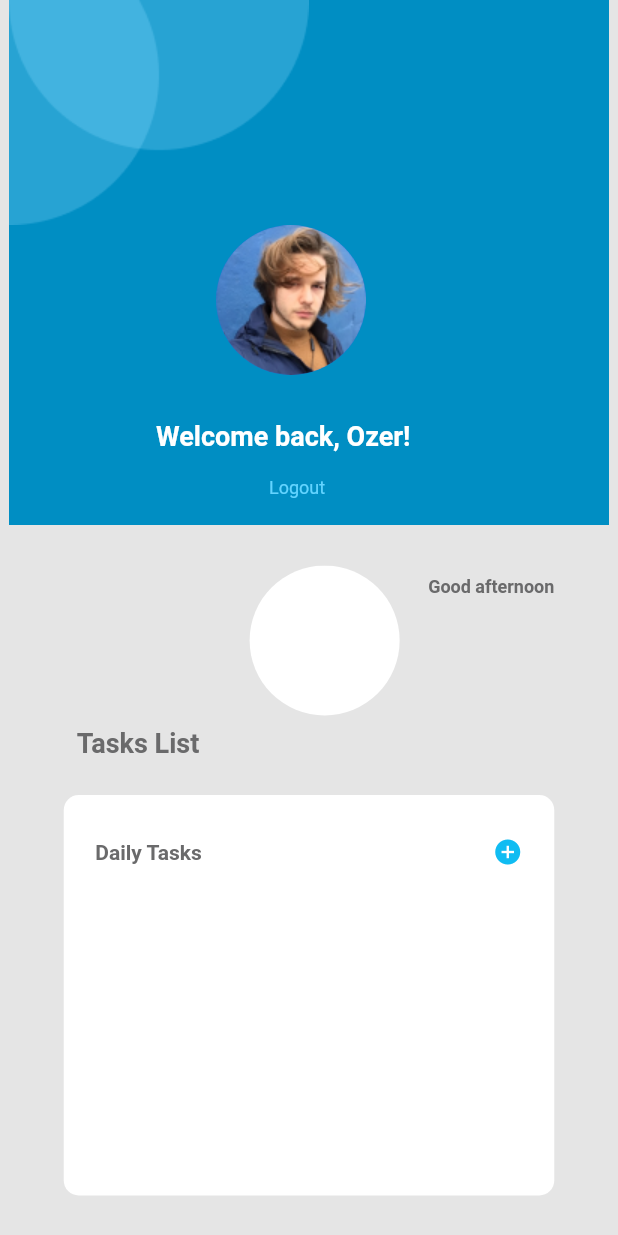
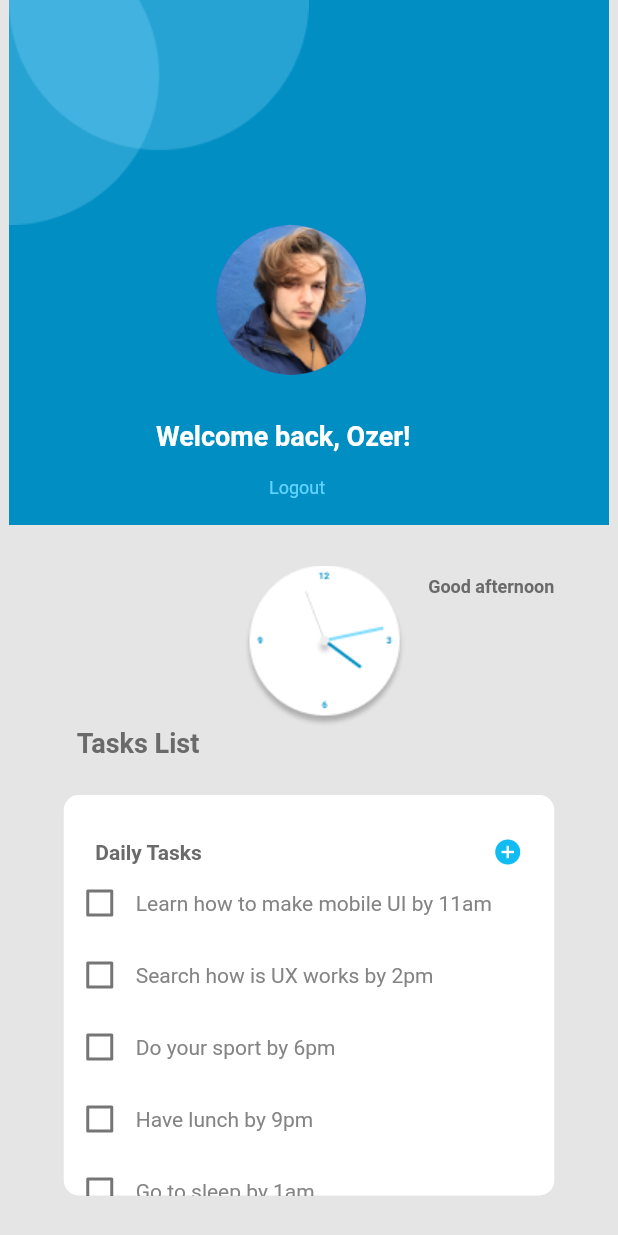
Before and after one commit to DartCodeschool/daily_tasks_app, a Flutter app: the DailyTask screen opened by its route, on a phone screen of 412 x 824 dp. Run offline on Flutter 3.47's test engine with Material 2 defaults, Android fonts, the phone set to English and light mode, and no system bars; our stand-ins replace flutter_svg.

Commit message:
oxirgi page yasaldi

```diff
--- a/lib/Pages/daily_task.dart
+++ b/lib/Pages/daily_task.dart
@@ -55,7 +55,7 @@ class _DailyTaskState extends State<DailyTask> {
                 child: Row(
                   mainAxisAlignment: MainAxisAlignment.center,
                   children: [
-                    SvgPicture.asset('assents/Ellipse.svg'),
+                    Image.asset('assents/clock.png'),
                     const SizedBox(width: 15,),
                     const Padding(
                       padding: EdgeInsets.only(bottom: 80),
@@ -77,9 +77,9 @@ class _DailyTaskState extends State<DailyTask> {
                     color: Color(0xFFFFFFFF),
                     borderRadius: BorderRadius.circular(10),
                   ),
-                  child: const Column(
+                  child: Column(
                     children: [
-                      Padding(
+                      const Padding(
                         padding: EdgeInsets.only(left: 21, top: 28, right: 21),
                         child: Row(
                           mainAxisAlignment: MainAxisAlignment.spaceBetween,
@@ -93,6 +93,17 @@ class _DailyTaskState extends State<DailyTask> {
                           ],
                         ),
                       ),
+                      Expanded(
+                        child: ListView(
+                          children: const [
+                            ListTasks(txt: 'Learn how to make mobile UI by 11am  '),
+                            ListTasks(txt: 'Search how is UX works by 2pm '),
+                            ListTasks(txt: 'Do your sport by 6pm'),
+                            ListTasks(txt: 'Have lunch by 9pm'),
+                            ListTasks(txt: 'Go to sleep by 1am'),
+                          ],
+                        ),
+                        ),
                     ],
                   ),
                 ),
@@ -106,35 +117,35 @@ class _DailyTaskState extends State<DailyTask> {
   }
 }
 
-// class ListTasks extends StatefulWidget {
-//   final String matn;
+class ListTasks extends StatefulWidget {
+    final String txt;
 
-//   const ListTasks({
-//     super.key,
-//     required this.matn,
-//     });
+    const ListTasks({
+      super.key,
+      required this.txt,
+      });
 
-//   @override
-//   State<ListTasks> createState() => _ListTasksState();
-// }
+    @override
+    State<ListTasks> createState() => _ListTasksState();
+  }
 
-// class _ListTasksState extends State<ListTasks> {
-//   bool chek = false;
+  class _ListTasksState extends State<ListTasks> {
+    bool chek = false;
 
-//   @override
-//   Widget build(BuildContext context) {
-//     return Row(
-//       children: [
-//         Checkbox(
-//           value: chek,
-//           onChanged: (value1) {
-//             setState(() {
-//               value1 != chek;
-//             });
-//          },
-//         ),
-//         Text('matn', style: TextStyle(fontSize: 14, fontWeight: FontWeight.w400, color: Color(0xFF848484)),)
-//       ],
-//     );
-//   }
-// }
+    @override
+    Widget build(BuildContext context) {
+      return Row(
+        children: [
+          Checkbox(
+            value: chek,
+            onChanged: (value1) {
+              setState(() {
+                chek = value1!;
+              });
+           },
+          ),
+          Text(widget.txt, style: const TextStyle(fontSize: 14, fontWeight: FontWeight.w400, color: Color(0xFF848484)),),
+        ],
+      );
+    }
+  }
```
Also changed, not shown: assents/clock.png (added).
